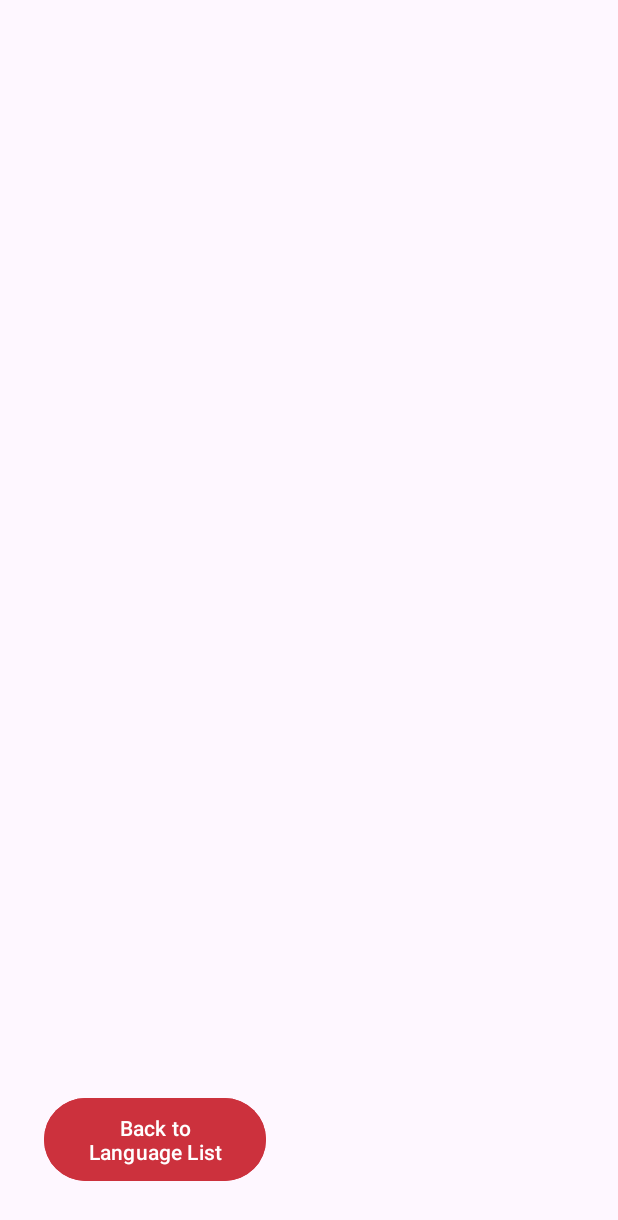
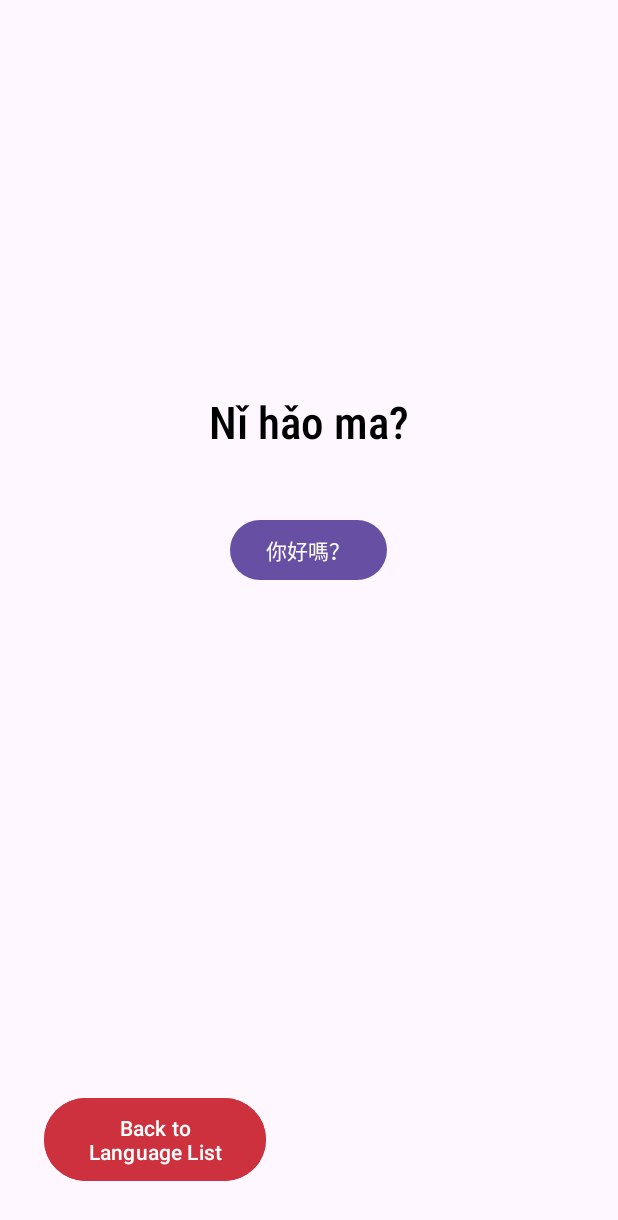
Before and after one commit to DeQuirozJanPaul200408/PolyPath, an Android app: the chinalanguage screen opened directly, with no data from a screen before it, on a phone screen of 412 x 824 dp. Shown: the top 1220 px of the screen. Run offline under Robolectric (Android 15) with nearby library versions, the phone set to English and light mode, and no system bars.

Commit message:
Sixth Commit/DeQuiroz

```diff
--- a/app/src/main/java/com/example/polypath/chinalanguage.java
+++ b/app/src/main/java/com/example/polypath/chinalanguage.java
@@ -1,16 +1,21 @@
 package com.example.polypath;
 
 import android.content.Intent;
+import android.media.MediaPlayer;
 import android.os.Bundle;
 import android.view.View;
 import android.widget.Button;
 import androidx.appcompat.app.AppCompatActivity;
 
 public class chinalanguage extends AppCompatActivity {
+
+    MediaPlayer mysound;
+
     @Override
     protected void onCreate(Bundle savedInstanceState) {
         super.onCreate(savedInstanceState);
         setContentView(R.layout.activity_chinalanguage);
+        mysound = MediaPlayer.create(chinalanguage.this, R.raw.ni_hao_ma);
 
         Button btnBack = findViewById(R.id.btnBack);
         btnBack.setOnClickListener(v -> {
@@ -19,4 +24,8 @@
             startActivity(intent);
         });
     }
+
+    public void china(View v) {
+        mysound.start();
+    }
 }
--- a/app/src/main/res/layout/activity_chinalanguage.xml
+++ b/app/src/main/res/layout/activity_chinalanguage.xml
@@ -7,6 +7,33 @@
     android:layout_height="match_parent"
     tools:context=".chinalanguage">
 
+    <Button
+        android:id="@+id/button"
+        android:layout_width="wrap_content"
+        android:layout_height="wrap_content"
+        android:onClick="china"
+        android:text="你好嗎？"
+        app:layout_constraintBottom_toBottomOf="parent"
+        app:layout_constraintEnd_toEndOf="parent"
+        app:layout_constraintHorizontal_bias="0.498"
+        app:layout_constraintStart_toStartOf="parent"
+        app:layout_constraintTop_toTopOf="parent"
+        app:layout_constraintVertical_bias="0.442" />
+
+    <TextView
+        android:id="@+id/textView6"
+        android:layout_width="295dp"
+        android:layout_height="72dp"
+        android:fontFamily="sans-serif-condensed-medium"
+        android:gravity="center"
+        android:text="Nǐ hǎo ma?"
+        android:textColor="@color/black"
+        android:textSize="30dp"
+        app:layout_constraintBottom_toBottomOf="parent"
+        app:layout_constraintEnd_toEndOf="parent"
+        app:layout_constraintStart_toStartOf="parent"
+        app:layout_constraintTop_toTopOf="parent"
+        app:layout_constraintVertical_bias="0.326" />
     <Button
         android:id="@+id/btnBack"
         android:layout_width="148dp"
```
Also changed, not shown: app/src/main/java/com/example/polypath/italylanguange.java (+10 -0 lines), app/src/main/java/com/example/polypath/japanlanguage.java (+10 -0 lines), app/src/main/java/com/example/polypath/spainlanguage.java (+10 -0 lines), app/src/main/res/layout/activity_italylanguange.xml (+28 -0 lines), app/src/main/res/layout/activity_japanlanguage.xml (+28 -0 lines), app/src/main/res/layout/activity_spainlanguage.xml (+29 -0 lines), 4 other files.
